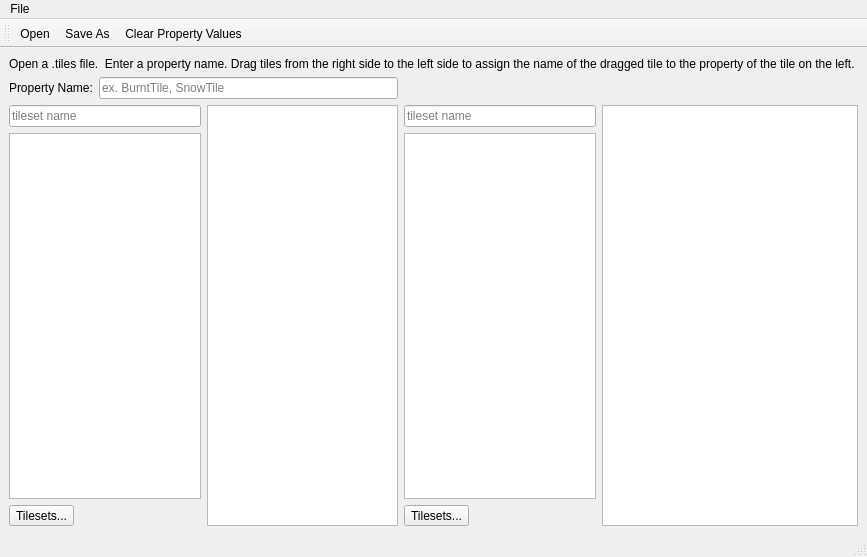
This is TileZed/src/tiled/snoweditor.ui in Unjammer/PZ_Mapping_Tools as Qt 5 draws it before an edit. The edited form follows.
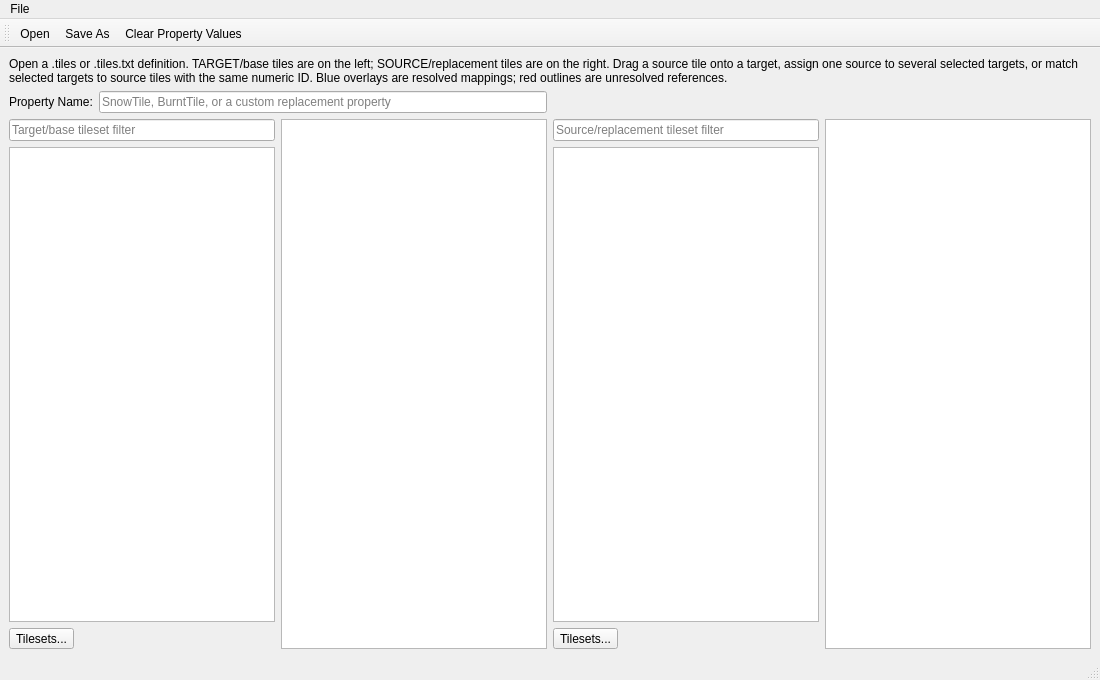
This is the edited form. Icons and pictures are not drawn. Custom widgets are drawn as their Qt base class.

Patch:
```diff
--- a/TileZed/src/tiled/snoweditor.ui
+++ b/TileZed/src/tiled/snoweditor.ui
@@ -6,8 +6,8 @@
    <rect>
     <x>0</x>
     <y>0</y>
-    <width>867</width>
-    <height>557</height>
+    <width>1100</width>
+    <height>680</height>
    </rect>
   </property>
   <property name="windowTitle">
@@ -23,7 +23,7 @@
       <item>
        <widget class="QLineEdit" name="filterEditSource">
         <property name="placeholderText">
-         <string>tileset name</string>
+         <string>Source/replacement tileset filter</string>
         </property>
         <property name="clearButtonEnabled">
          <bool>true</bool>
@@ -47,7 +47,7 @@
       <item>
        <widget class="QLineEdit" name="filterEditTarget">
         <property name="placeholderText">
-         <string>tileset name</string>
+         <string>Target/base tileset filter</string>
         </property>
         <property name="clearButtonEnabled">
          <bool>true</bool>
@@ -84,7 +84,7 @@
       <item>
        <widget class="QLineEdit" name="propertyName">
         <property name="placeholderText">
-         <string>ex. BurntTile, SnowTile</string>
+         <string>SnowTile, BurntTile, or a custom replacement property</string>
         </property>
        </widget>
       </item>
@@ -103,7 +103,7 @@
     <item row="0" column="0" colspan="4">
      <widget class="QLabel" name="label">
       <property name="text">
-       <string>Open a .tiles file.  Enter a property name. Drag tiles from the right side to the left side to assign the name of the dragged tile to the property of the tile on the left.</string>
+       <string>Open a .tiles or .tiles.txt definition. TARGET/base tiles are on the left; SOURCE/replacement tiles are on the right. Drag a source tile onto a target, assign one source to several selected targets, or match selected targets to source tiles with the same numeric ID. Blue overlays are resolved mappings; red outlines are unresolved references.</string>
       </property>
       <property name="wordWrap">
        <bool>true</bool>
```
